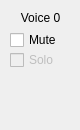
The window that VoiceViewer.ui (yupferris/snes-apu-dbg) describes before a commit, drawn with Qt 5.
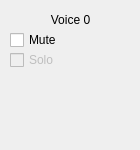
The same window after the commit.

Commit message: Voice output viewers work :D

The edit to the form file:
```diff
--- a/VoiceViewer.ui
+++ b/VoiceViewer.ui
@@ -6,8 +6,8 @@
    <rect>
     <x>0</x>
     <y>0</y>
-    <width>80</width>
-    <height>130</height>
+    <width>140</width>
+    <height>150</height>
    </rect>
   </property>
   <property name="windowTitle">
@@ -17,9 +17,9 @@
    <property name="geometry">
     <rect>
      <x>10</x>
-     <y>10</y>
-     <width>61</width>
-     <height>16</height>
+     <y>9</y>
+     <width>121</width>
+     <height>21</height>
     </rect>
    </property>
    <property name="text">
@@ -63,8 +63,8 @@
     <rect>
      <x>10</x>
      <y>80</y>
-     <width>60</width>
-     <height>40</height>
+     <width>120</width>
+     <height>60</height>
     </rect>
    </property>
   </widget>
```
The commit also changes 10 other files.
